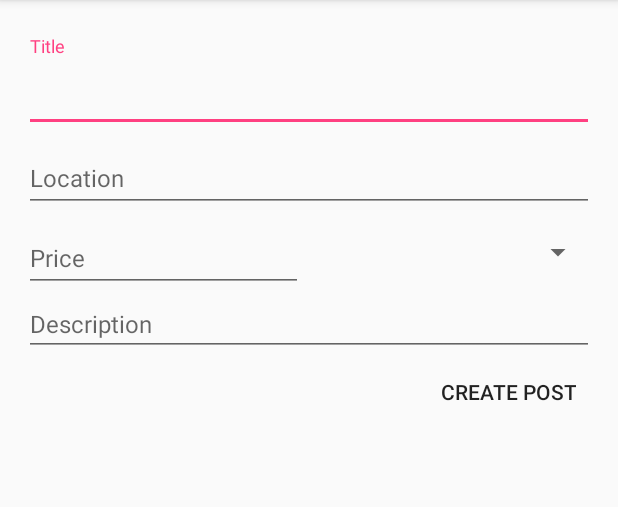
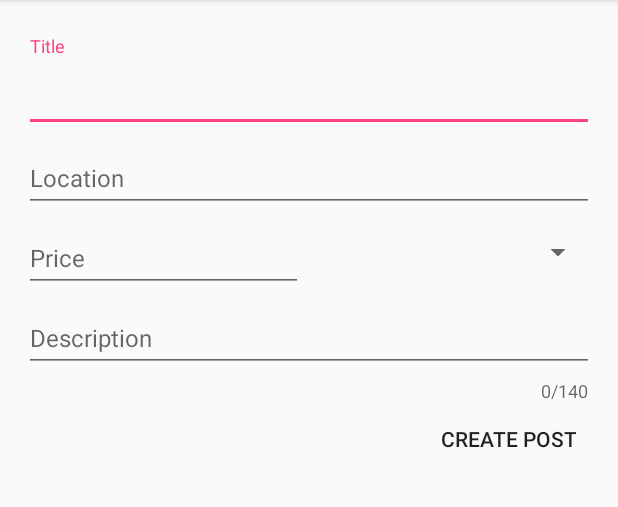
Before and after one commit to pointatnick/CS130Project, an Android app: the CreatePostActivity screen opened directly, with no data from a screen before it, on a phone screen of 412 x 824 dp, the part 84-591 px from its top. Run offline under Robolectric (Android 15) with nearby library versions, the phone set to English and light mode, and no system bars; our stand-ins replace CircleImageView.

Commit message:
Character counter for post description

```diff
--- a/ReThrift/app/src/main/java/rethrift/rethrift/CreatePostActivity.java
+++ b/ReThrift/app/src/main/java/rethrift/rethrift/CreatePostActivity.java
@@ -8,13 +8,11 @@ import android.text.Editable;
 import android.text.TextWatcher;
 import android.view.View;
 import android.view.Window;
-import android.widget.EditText;
 
 import java.text.NumberFormat;
 
 public class CreatePostActivity extends AppCompatActivity {
-    private TextInputEditText title, price;
-    private EditText description;
+    private TextInputEditText title, price, description;
 
     @Override
     protected void onCreate(Bundle savedInstanceState){
@@ -24,7 +22,7 @@ public class CreatePostActivity extends AppCompatActivity {
         title = (TextInputEditText) findViewById(R.id.title_field);
         price = (TextInputEditText) findViewById(R.id.price_field);
         price.addTextChangedListener(new CurrencyTextWatcher());
-        description = (EditText) findViewById(R.id.description_field);
+        description = (TextInputEditText) findViewById(R.id.description_field);
         description.setHorizontallyScrolling(false);
         description.setMaxLines(Integer.MAX_VALUE);
     }
--- a/ReThrift/app/src/main/res/layout/activity_create_post.xml
+++ b/ReThrift/app/src/main/res/layout/activity_create_post.xml
@@ -67,7 +67,12 @@
             android:layout_weight="1"/>
     </LinearLayout>
 
-    <EditText
+    <android.support.design.widget.TextInputLayout
+        android:layout_width="match_parent"
+        android:layout_height="wrap_content"
+        app:counterEnabled="true"
+        app:counterMaxLength="140">
+        <android.support.design.widget.TextInputEditText
             android:id="@+id/description_field"
             android:layout_width="match_parent"
             android:layout_height="wrap_content"
@@ -77,6 +82,7 @@
             android:imeOptions="actionDone"
             android:hint="@string/description_hint"
             android:textSize="16sp"/>
+    </android.support.design.widget.TextInputLayout>
 
     <Button
         android:layout_width="wrap_content"
```
Lines whose indentation alone changed are shown as unchanged.
